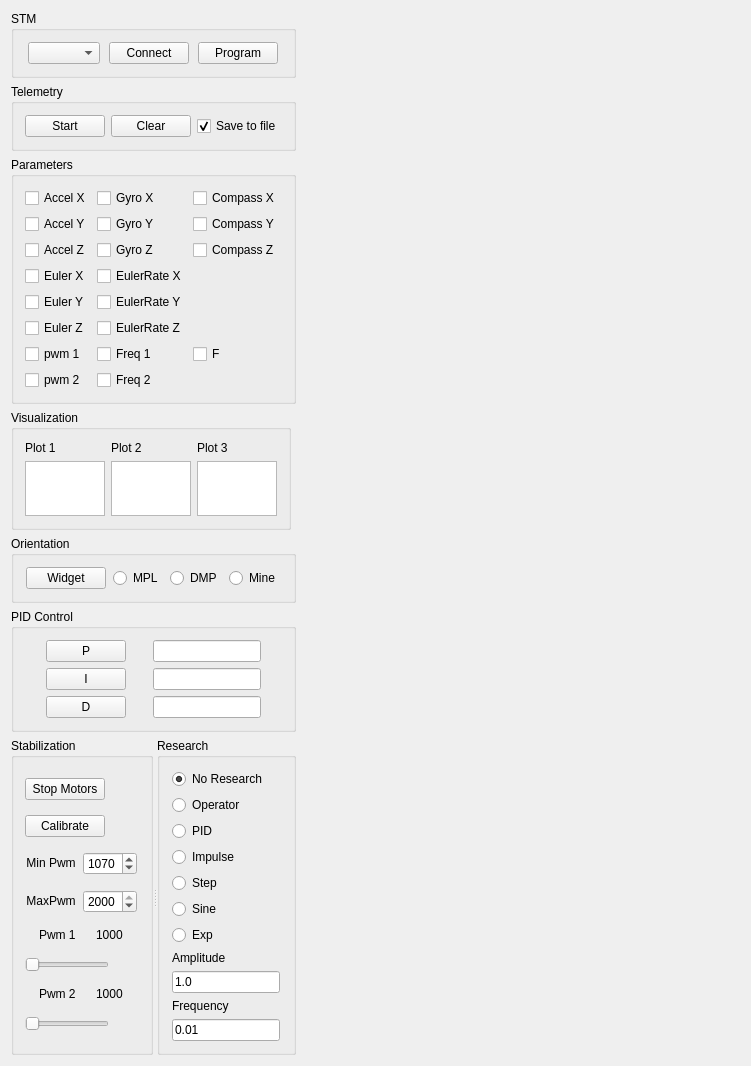
VlagaPalych/Stable, file Logger/BoardConsole/boardconsole.ui: the form before one commit.
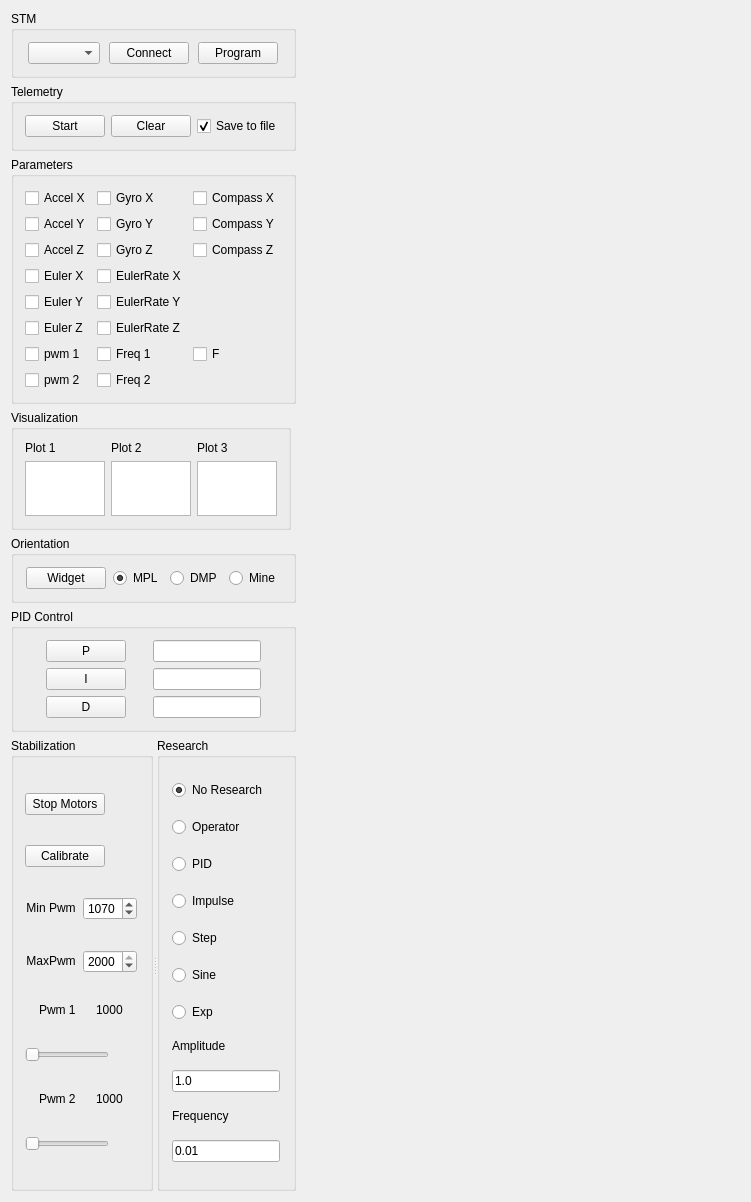
The form after the commit. Custom widgets are drawn as their Qt base class.

```diff
--- a/Logger/BoardConsole/boardconsole.ui
+++ b/Logger/BoardConsole/boardconsole.ui
@@ -7,7 +7,7 @@
     <x>0</x>
     <y>0</y>
     <width>751</width>
-    <height>951</height>
+    <height>1202</height>
    </rect>
   </property>
   <property name="sizePolicy">
@@ -442,6 +442,9 @@
         <property name="text">
          <string>MPL</string>
         </property>
+        <property name="checked">
+         <bool>true</bool>
+        </property>
        </widget>
       </item>
       <item>
```
Left out of the diff: 27 changed lines with no effect on the pictures.
